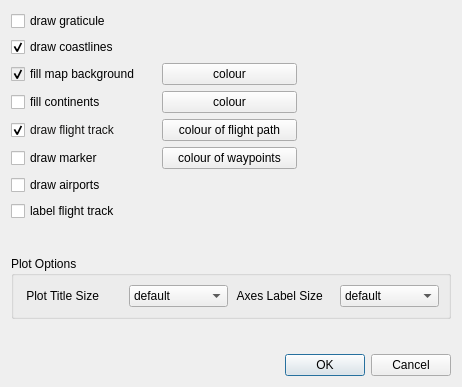
Qt form mslib/msui/ui/ui_topview_mapappearance.ui (Open-MSS/MSS) before a commit.
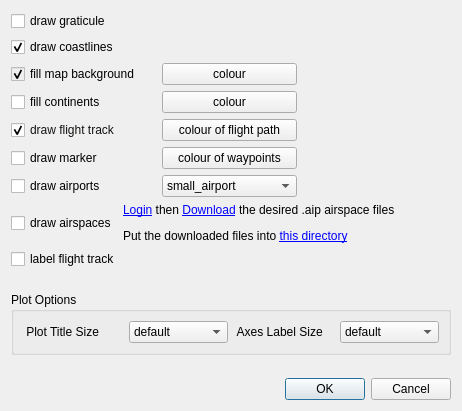
The same form after that commit.

Commit message: Add airbase option

Patch:
```diff
--- a/mslib/msui/ui/ui_topview_mapappearance.ui
+++ b/mslib/msui/ui/ui_topview_mapappearance.ui
@@ -7,7 +7,7 @@
     <x>0</x>
     <y>0</y>
     <width>462</width>
-    <height>387</height>
+    <height>411</height>
    </rect>
   </property>
   <property name="sizePolicy">
@@ -431,10 +431,111 @@
     <layout class="QHBoxLayout" name="horizontalLayout_6">
      <item>
       <widget class="QCheckBox" name="cbDrawAirports">
+       <property name="minimumSize">
+        <size>
+         <width>145</width>
+         <height>0</height>
+        </size>
+       </property>
        <property name="text">
         <string>draw airports</string>
        </property>
       </widget>
+     </item>
+     <item>
+      <widget class="QComboBox" name="cbAirportType">
+       <property name="minimumSize">
+        <size>
+         <width>135</width>
+         <height>0</height>
+        </size>
+       </property>
+       <property name="layoutDirection">
+        <enum>Qt::LeftToRight</enum>
+       </property>
+       <item>
+        <property name="text">
+         <string>small_airport</string>
+        </property>
+       </item>
+       <item>
+        <property name="text">
+         <string>medium_airport</string>
+        </property>
+       </item>
+       <item>
+        <property name="text">
+         <string>large_airport</string>
+        </property>
+       </item>
+       <item>
+        <property name="text">
+         <string>heliport</string>
+        </property>
+       </item>
+       <item>
+        <property name="text">
+         <string>balloonport</string>
+        </property>
+       </item>
+       <item>
+        <property name="text">
+         <string>seaplane_base</string>
+        </property>
+       </item>
+       <item>
+        <property name="text">
+         <string>closed</string>
+        </property>
+       </item>
+      </widget>
+     </item>
+     <item>
+      <spacer name="horizontalSpacer_6">
+       <property name="orientation">
+        <enum>Qt::Horizontal</enum>
+       </property>
+       <property name="sizeHint" stdset="0">
+        <size>
+         <width>40</width>
+         <height>20</height>
+        </size>
+       </property>
+      </spacer>
+     </item>
+    </layout>
+   </item>
+   <item>
+    <layout class="QHBoxLayout" name="horizontalLayout_7">
+     <item>
+      <widget class="QCheckBox" name="cbDrawAirbases">
+       <property name="text">
+        <string>draw airspaces</string>
+       </property>
+      </widget>
+     </item>
+     <item>
+      <widget class="QLabel" name="label_2">
+       <property name="text">
+        <string>&lt;html&gt;&lt;head/&gt;&lt;body&gt;&lt;p&gt;&lt;a href=&quot;http://www.openaip.net/user/login&quot;&gt;&lt;span style=&quot; text-decoration: underline; color:#0000ff;&quot;&gt;Login&lt;/span&gt;&lt;/a&gt; then &lt;a href=&quot;http://www.openaip.net/downloads/airspaces&quot;&gt;&lt;span style=&quot; text-decoration: underline; color:#0000ff;&quot;&gt;Download&lt;/span&gt;&lt;/a&gt; the desired .aip airspace files&lt;/p&gt;&lt;p&gt;Put the downloaded files into &lt;a href=&quot;MSS_CONFIG_PATH&quot;&gt;&lt;span style=&quot; text-decoration: underline; color:#0000ff;&quot;&gt;this directory&lt;/span&gt;&lt;/a&gt;&lt;/p&gt;&lt;/body&gt;&lt;/html&gt;</string>
+       </property>
+       <property name="openExternalLinks">
+        <bool>true</bool>
+       </property>
+      </widget>
+     </item>
+     <item>
+      <spacer name="horizontalSpacer_5">
+       <property name="orientation">
+        <enum>Qt::Horizontal</enum>
+       </property>
+       <property name="sizeHint" stdset="0">
+        <size>
+         <width>40</width>
+         <height>20</height>
+        </size>
+       </property>
+      </spacer>
      </item>
     </layout>
    </item>
```
The commit also changes 8 other files.
